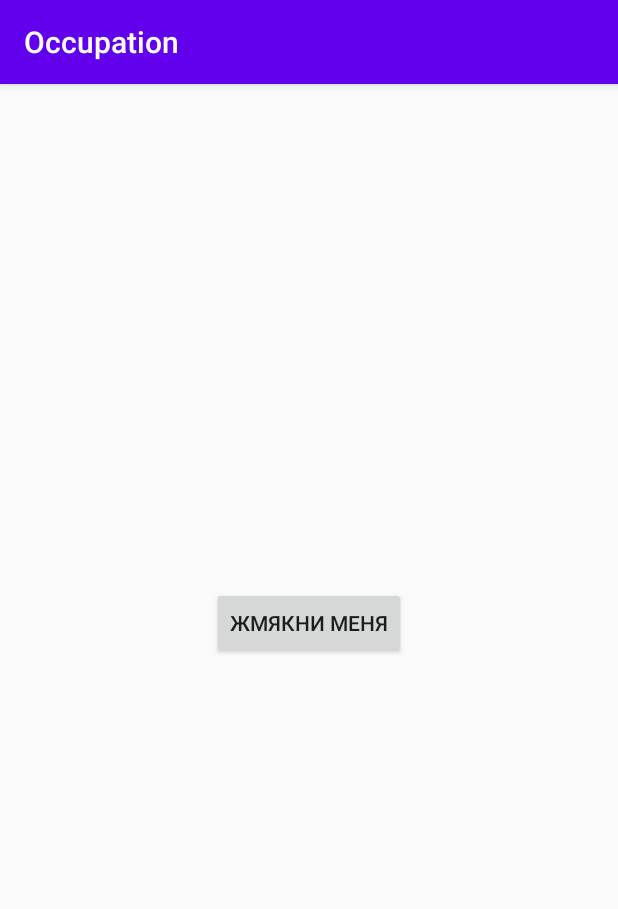
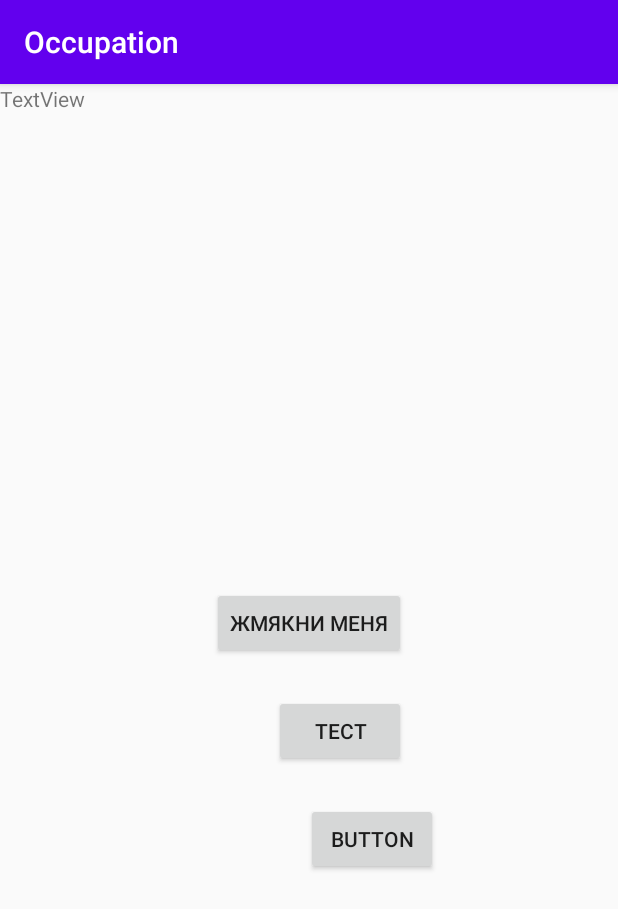
Before and after one commit to yarchike/Occupation, an Android app: the screen it shows after launch (MainActivity), on a phone screen of 412 x 824 dp. Shown: the top 909 px of the screen. Run offline under Robolectric (Android 15) with nearby library versions, the phone set to English and light mode, and no system bars.

Commit message:
Добавлена работа с датой

```diff
--- a/app/src/main/java/com/yarchike/occupation/constants.kt
+++ b/app/src/main/java/com/yarchike/occupation/constants.kt
@@ -1,3 +1,5 @@
 package com.yarchike.occupation
 
 const val FILE_NAME = "ignorList.csv"
+const val DATE_FILE = "dateFile"
+const val DATE_INPUT = "dateInput"
--- a/app/src/main/res/layout/activity_main.xml
+++ b/app/src/main/res/layout/activity_main.xml
@@ -27,4 +27,31 @@
         app:layout_constraintStart_toStartOf="parent"
         app:layout_constraintTop_toBottomOf="@+id/textIdea" />
 
+    <Button
+        android:id="@+id/btest"
+        android:layout_width="wrap_content"
+        android:layout_height="wrap_content"
+        android:layout_marginTop="24dp"
+        android:text="Тест"
+        app:layout_constraintEnd_toEndOf="@+id/buttonIdea"
+        app:layout_constraintTop_toBottomOf="@+id/buttonIdea" />
+
+    <Button
+        android:id="@+id/button2"
+        android:layout_width="wrap_content"
+        android:layout_height="wrap_content"
+        android:layout_marginTop="24dp"
+        android:layout_marginEnd="120dp"
+        android:text="Button"
+        app:layout_constraintEnd_toEndOf="parent"
+        app:layout_constraintTop_toBottomOf="@+id/btest" />
+
+    <TextView
+        android:id="@+id/textView"
+        android:layout_width="wrap_content"
+        android:layout_height="wrap_content"
+        android:text="TextView"
+        tools:layout_editor_absoluteX="169dp"
+        tools:layout_editor_absoluteY="179dp" />
+
 </androidx.constraintlayout.widget.ConstraintLayout>
```
Also changed, not shown: app/src/main/java/com/yarchike/occupation/MainActivity.kt (+69 -20 lines).
